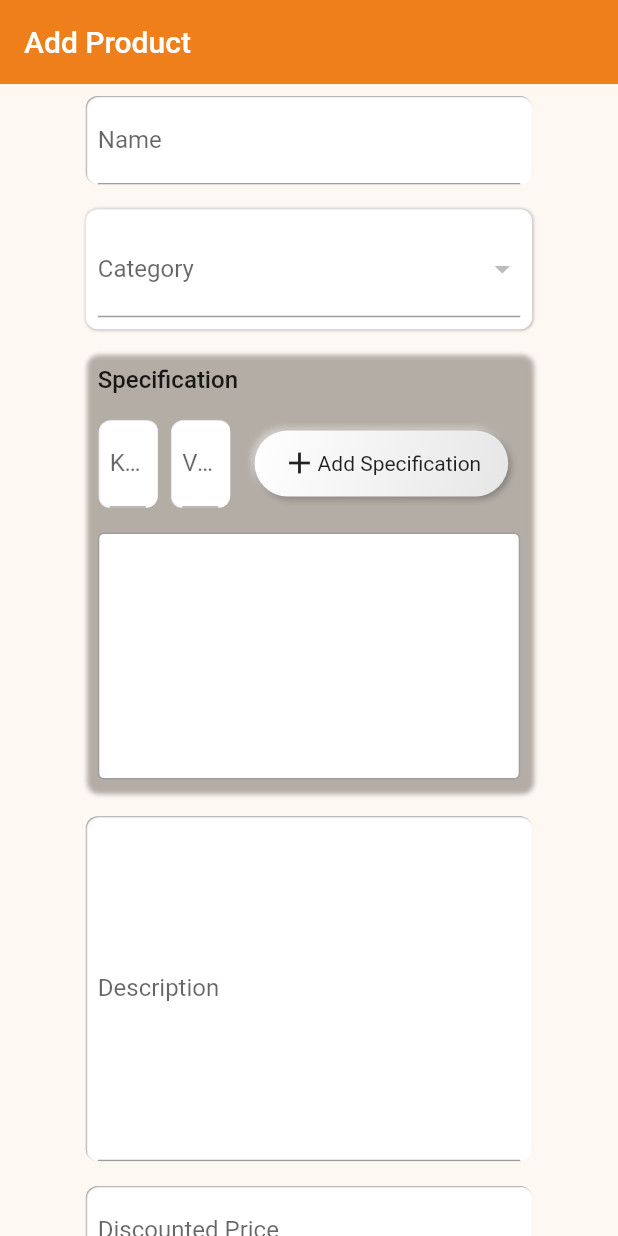
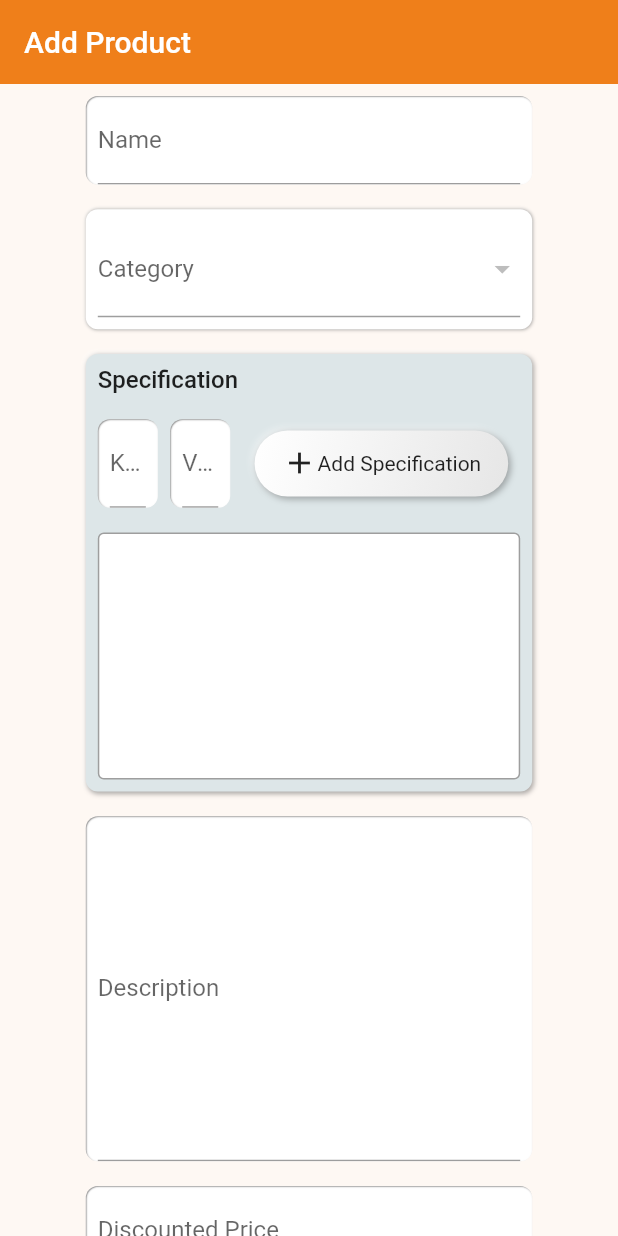
Before and after one commit to dev-espalearn/my_learn_gadgets_web, a Flutter app: the AddProductScreen screen opened directly, on a phone screen of 412 x 824 dp. Run offline on Flutter 3.47's test engine with Material 2 defaults, Android fonts, the phone set to English and light mode, and no system bars; drawn by our look-alikes of flutter_neumorphic; our stand-ins replace auto_size_text, carousel_slider, cloud_firestore, firebase_auth, firebase_core, firebase_storage and 5 more; accounts and stored records are empty; network calls fail; Roboto replaces fonts that are missing (Digitalt-04no.ttf).

```diff
--- a/lib/features/add_product/ui/add_product_screen.dart
+++ b/lib/features/add_product/ui/add_product_screen.dart
@@ -12,7 +12,9 @@ class AddProductScreen extends StatelessWidget {
 
   @override
   Widget build(BuildContext context) {
-    return Scaffold(
+    return ColoredBox(
+      color: Colors.white,
+      child: Scaffold(
         backgroundColor: AppColors.primaryColor.shade50.withOpacity(0.1),
         appBar: AppBar(
           elevation: 0,
@@ -97,9 +99,9 @@ class AddProductScreen extends StatelessWidget {
                       height: Get.height * 0.02,
                     ),
                     Neumorphic(
-                    style: NeumorphicStyle(
+                      style: const NeumorphicStyle(
                         shape: NeumorphicShape.flat,
-                      color: AppColors.primaryColor.shade50.withOpacity(0.1),
+                      //  color: AppColors.primaryColor.shade50.withOpacity(0.1),
                         depth: 2,
                         intensity: 0.6,
                       ),
@@ -593,6 +595,7 @@ class AddProductScreen extends StatelessWidget {
             ),
           ),
         ),
+      ),
     );
   }
 }
--- a/lib/features/pending_orders/get_controller/pending_orders_get_controller.dart
+++ b/lib/features/pending_orders/get_controller/pending_orders_get_controller.dart
@@ -19,7 +19,7 @@ class PendingOrdersGetController extends GetxController {
       for (var element in value.docs) {
         progress.add(ProgressModel.fromJson(element.data()));
       }
-      selectedProgressStatus.value = progress.first;
+     // selectedProgressStatus.value = progress.first;
     });
   }
 
```
Also changed, not shown: lib/features/admin_dashboard/ui/admin_dashboard_page.dart (+17 -10 lines), lib/features/pending_orders/ui/pending_orders.dart (+40 -3 lines). Lines whose indentation alone changed are shown as unchanged.
